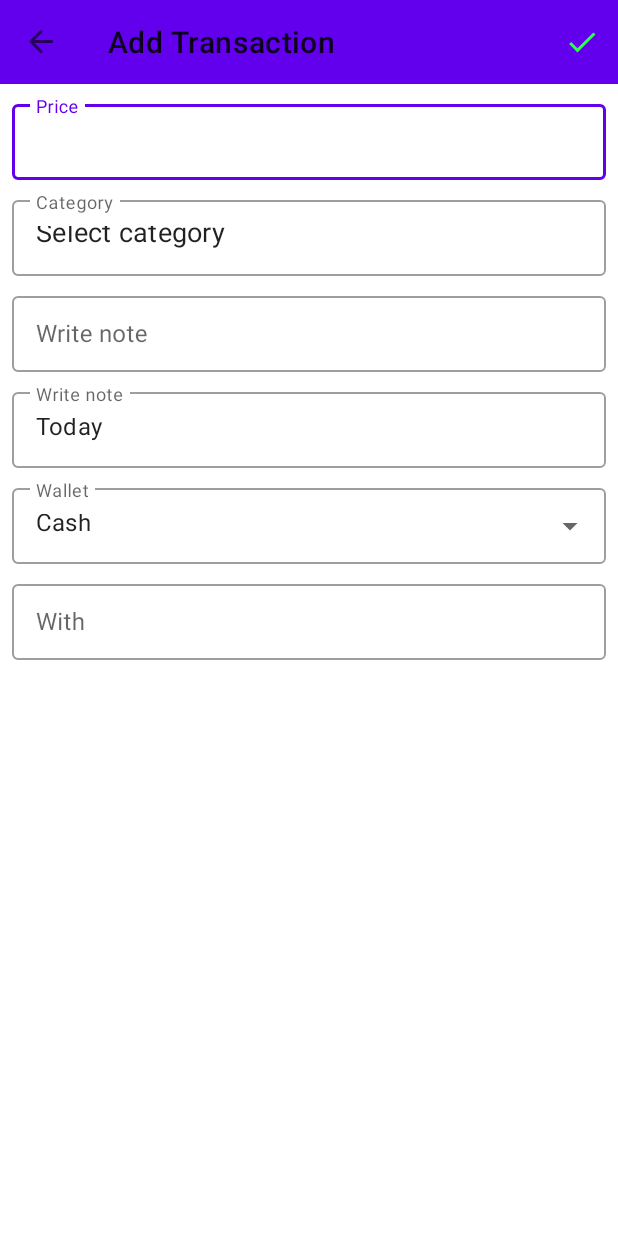
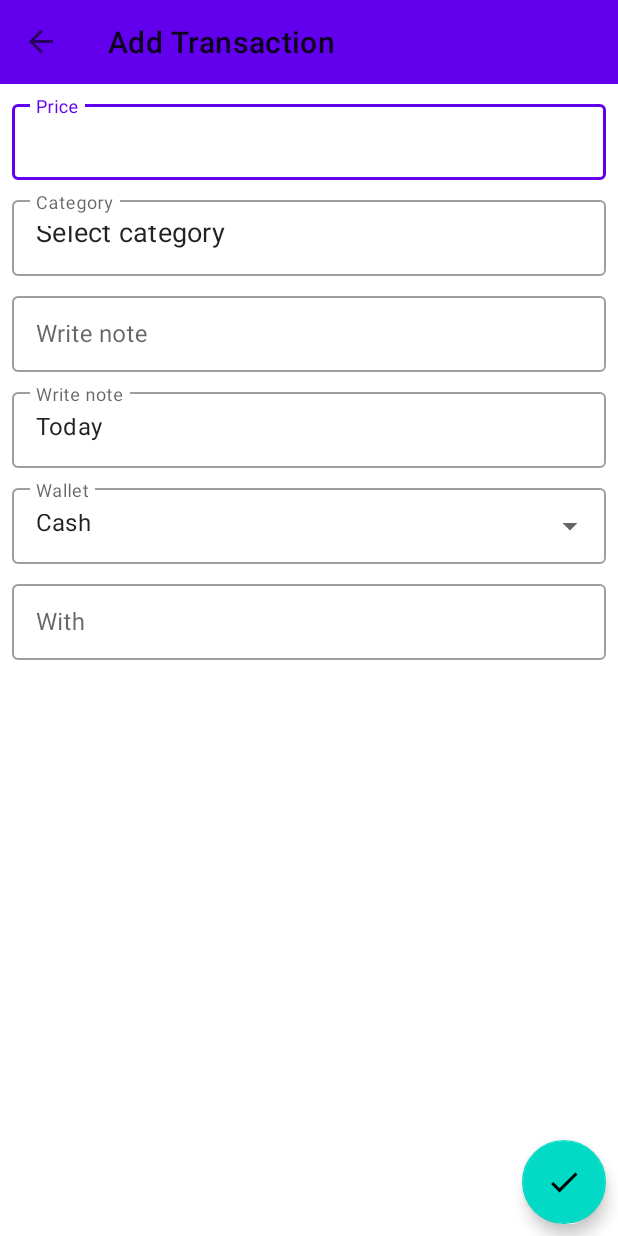
Before and after one commit to mahdi-hosseinnion/Jibam, an Android app: the AddTransactionFragment screen opened through its navigation route, on a phone screen of 412 x 824 dp. Run offline under Robolectric (Android 15) with nearby library versions, the phone set to English and light mode, and no system bars; our stand-ins replace Room's generated code, navigation-ui; libraries missing offline, so code that uses them is left out: com.afollestad.materialdialogs; pictures from the network do not load.

Commit message:
add fab for insertTransaction instead of menu

```diff
--- a/app/src/main/java/com/example/jibi/ui/main/transaction/AddTransactionFragment.kt
+++ b/app/src/main/java/com/example/jibi/ui/main/transaction/AddTransactionFragment.kt
@@ -50,11 +50,14 @@ constructor(
 
     override fun onViewCreated(view: View, savedInstanceState: Bundle?) {
         super.onViewCreated(view, savedInstanceState)
-        setHasOptionsMenu(true)
+//        setHasOptionsMenu(true)
         category = findCategory(cat_id = args.categoryId)
         setTransProperties(category = category)
         initUi()
         edt_money.addTextChangedListener(onTextChangedListener)
+        fab_insertTransaction.setOnClickListener {
+            insertNewTrans()
+        }
     }
 
     override fun onResume() {
@@ -198,19 +201,19 @@ constructor(
 
     private fun getCurrentTimeInSecond(): Int = (System.currentTimeMillis() / 1000).toInt()
 
-    override fun onCreateOptionsMenu(menu: Menu, inflater: MenuInflater) {
-        inflater.inflate(R.menu.add_menu, menu)
-    }
-
-    override fun onOptionsItemSelected(item: MenuItem): Boolean {
-        when (item.itemId) {
-            R.id.save -> {
-                insertNewTrans()
-                return true
-            }
-        }
-        return super.onOptionsItemSelected(item)
-    }
+//    override fun onCreateOptionsMenu(menu: Menu, inflater: MenuInflater) {
+//        inflater.inflate(R.menu.add_menu, menu)
+//    }
+//
+//    override fun onOptionsItemSelected(item: MenuItem): Boolean {
+//        when (item.itemId) {
+//            R.id.save -> {
+//                insertNewTrans()
+//                return true
+//            }
+//        }
+//        return super.onOptionsItemSelected(item)
+//    }
 
     override fun onPause() {
         super.onPause()
--- a/app/src/main/res/layout/fragment_add_transaction.xml
+++ b/app/src/main/res/layout/fragment_add_transaction.xml
@@ -1,11 +1,15 @@
 <?xml version="1.0" encoding="utf-8"?>
-<ScrollView xmlns:android="http://schemas.android.com/apk/res/android"
+<androidx.coordinatorlayout.widget.CoordinatorLayout xmlns:android="http://schemas.android.com/apk/res/android"
     xmlns:app="http://schemas.android.com/apk/res-auto"
     xmlns:tools="http://schemas.android.com/tools"
     android:layout_width="match_parent"
     android:layout_height="match_parent"
 
     tools:context=".ui.main.transaction.AddTransactionFragment">
+
+    <ScrollView
+        android:layout_width="match_parent"
+        android:layout_height="wrap_content">
 
         <LinearLayout
             android:layout_width="match_parent"
@@ -18,8 +22,7 @@
                 android:layout_width="match_parent"
                 android:layout_height="56dp"
                 android:layout_margin="4dp"
-            android:hint="@string/price"
->
+                android:hint="@string/price">
                 <!--            app:startIconDrawable="@drawable/ic_launcher_foreground">-->
 
                 <com.google.android.material.textfield.TextInputEditText
@@ -129,3 +132,13 @@
 
 
     </ScrollView>
+
+    <com.google.android.material.floatingactionbutton.FloatingActionButton
+        android:layout_width="56dp"
+        android:layout_height="56dp"
+        android:layout_gravity="end|bottom"
+        android:contentDescription="yep"
+        android:layout_margin="8dp"
+        android:id="@+id/fab_insertTransaction"
+        app:srcCompat="@drawable/ic_check_green_24dp" />
+</androidx.coordinatorlayout.widget.CoordinatorLayout>
```
Lines whose indentation alone changed are shown as unchanged.
